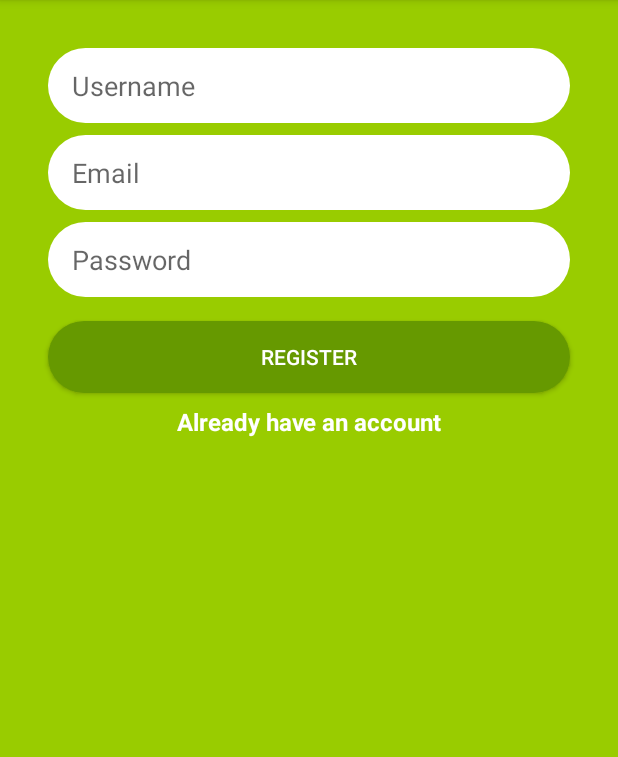
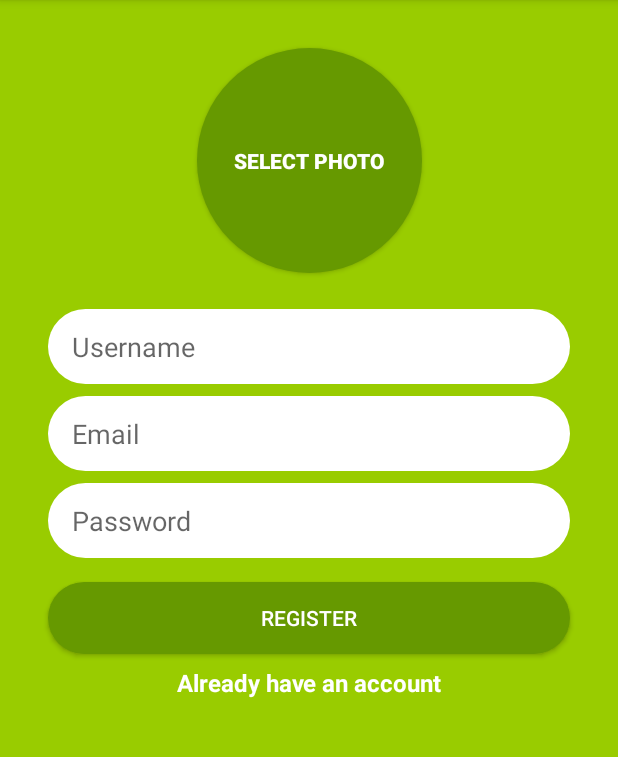
Before and after one commit to boardguy1024/KotlinFirebaseMassenger, an Android app: the screen it shows after launch (MainActivity before the commit, RegisterActivity after it), on a phone screen of 412 x 824 dp, the part 84-841 px from its top. Run offline under Robolectric (Android 15) with nearby library versions, the phone set to English and light mode, and no system bars; our stand-ins replace Firebase (no records; nobody signed in at launch, a user with empty details on screens opened directly).

```diff
--- a/app/build.gradle
+++ b/app/build.gradle
@@ -34,6 +34,10 @@ dependencies {
     //Firebase
     implementation 'com.google.firebase:firebase-core:16.0.1'
     implementation 'com.google.firebase:firebase-auth:16.0.2'
+    implementation 'com.google.firebase:firebase-storage:16.0.1'
+    implementation 'com.google.firebase:firebase-database:16.0.1'
+
+
 }
 
 apply plugin: 'com.google.gms.google-services'
--- a/app/src/main/AndroidManifest.xml
+++ b/app/src/main/AndroidManifest.xml
@@ -9,7 +9,7 @@
         android:roundIcon="@mipmap/ic_launcher_round"
         android:supportsRtl="true"
         android:theme="@style/AppTheme">
-        <activity android:name=".MainActivity">
+        <activity android:name=".RegisterActivity">
             <intent-filter>
                 <action android:name="android.intent.action.MAIN" />
 
--- a/app/src/main/java/com/example/parkkyungsuk/kotlinmassanger/MainActivity.kt
+++ /dev/null
@@ -1,56 +0,0 @@
-package com.example.parkkyungsuk.kotlinmassanger
-
-import android.content.Intent
-import android.support.v7.app.AppCompatActivity
-import android.os.Bundle
-import android.util.Log
-import android.widget.Toast
-import com.google.firebase.auth.FirebaseAuth
-import kotlinx.android.synthetic.main.activity_main.*
-
-class MainActivity : AppCompatActivity() {
-
-    override fun onCreate(savedInstanceState: Bundle?) {
-        super.onCreate(savedInstanceState)
-        setContentView(R.layout.activity_main)
-
-        registerButton_register.setOnClickListener {
-
-           performRegister()
-        }
-
-        already_have_account_textView.setOnClickListener {
-            Log.d("MainActivity", "Try to show the Login Activity")
-
-            val intent = Intent(this, LoginActivity::class.java)
-            startActivity(intent)
-        }
-    }
-
-    private fun performRegister() {
-        val email = email_editText_registraion_screen.text.toString()
-        val password = password_editText_registraion_screen.text.toString()
-
-        if (email.isEmpty() || password.isEmpty()) {
-            Toast.makeText(this,"Please enter your email/password", Toast.LENGTH_SHORT).show()
-            return
-        }
-
-
-        Log.d("MainActivity", "email is" + email)
-        Log.d("MainActivity", "password is $password")
-
-        FirebaseAuth.getInstance().createUserWithEmailAndPassword(email, password)
-                .addOnCompleteListener {
-                    if (!it.isSuccessful) return@addOnCompleteListener
-
-                    //else if sucessful
-                    Log.d("Main", "Successfully created user with uid ${it.result.user.uid}")
-
-                }
-                .addOnFailureListener {
-                    Log.d("Main", "${it.message}")
-                    Toast.makeText(this,"${it.message}", Toast.LENGTH_SHORT).show()
-                }
-    }
-}
--- /dev/null
+++ b/app/src/main/res/drawable/rounded_photo_button.xml
@@ -0,0 +1,5 @@
+<?xml version="1.0" encoding="utf-8"?>
+<shape xmlns:android="http://schemas.android.com/apk/res/android">
+    <solid android:color="@android:color/holo_green_dark"></solid>
+    <corners android:radius="75dp"></corners>
+</shape>
--- a/app/src/main/res/layout/activity_main.xml
+++ b/app/src/main/res/layout/activity_register.xml
@@ -5,7 +5,7 @@
     android:layout_width="match_parent"
     android:layout_height="match_parent"
     android:background="@android:color/holo_green_light"
-    tools:context=".MainActivity">
+    tools:context=".RegisterActivity">
 
     <EditText
         android:id="@+id/username_editText_registraion_screen"
@@ -15,7 +15,7 @@
         android:layout_marginLeft="32dp"
         android:layout_marginRight="32dp"
         android:layout_marginStart="32dp"
-        android:layout_marginTop="32dp"
+        android:layout_marginTop="24dp"
         android:background="@drawable/rounded_edittext_regist_login"
         android:ems="10"
         android:hint="Username"
@@ -23,7 +23,7 @@
         android:paddingLeft="16dp"
         app:layout_constraintEnd_toEndOf="parent"
         app:layout_constraintStart_toStartOf="parent"
-        app:layout_constraintTop_toTopOf="parent" />
+        app:layout_constraintTop_toBottomOf="@+id/selectPhoto_button_register" />
 
     <EditText
         android:id="@+id/email_editText_registraion_screen"
@@ -90,4 +90,18 @@
         app:layout_constraintStart_toStartOf="@+id/registerButton_register"
         app:layout_constraintTop_toBottomOf="@+id/registerButton_register" />
 
+    <Button
+        android:id="@+id/selectPhoto_button_register"
+        android:layout_width="150dp"
+        android:layout_height="150dp"
+        android:layout_marginTop="32dp"
+        android:background="@drawable/rounded_photo_button"
+        android:text="SELECT PHOTO"
+        android:textColor="@android:color/white"
+        android:textSize="14sp"
+        android:textStyle="bold"
+        app:layout_constraintEnd_toEndOf="parent"
+        app:layout_constraintStart_toStartOf="parent"
+        app:layout_constraintTop_toTopOf="parent" />
+
 </android.support.constraint.ConstraintLayout>
```
Also changed, not shown: app/src/main/java/com/example/parkkyungsuk/kotlinmassanger/RegisterActivity.kt (added, +119 -0 lines).
